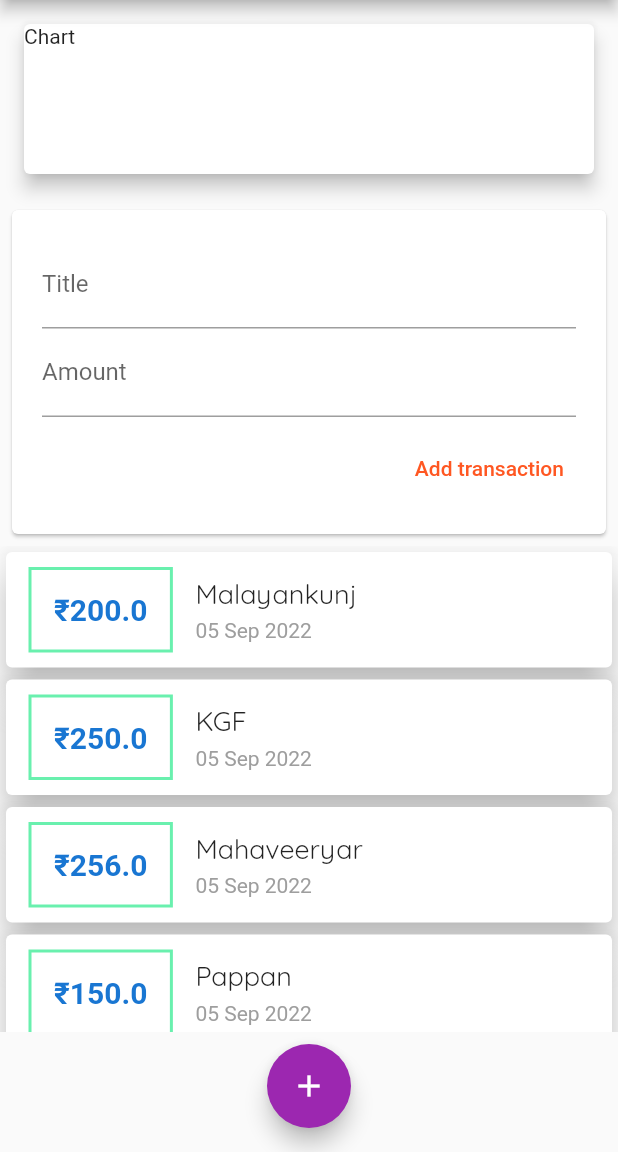
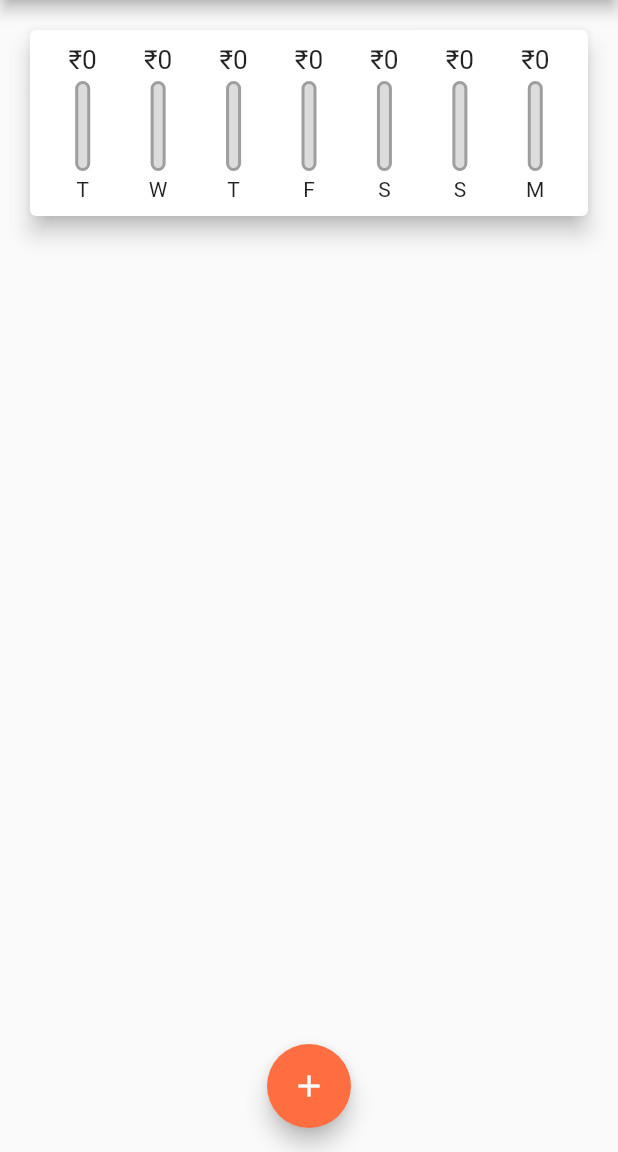
Before and after one commit to Abhilash-Puthukkudi/flutter_refresher, a Flutter app: the screen it shows after launch, on a phone screen of 412 x 824 dp, the part 84-1236 px from its top. Run offline on Flutter 3.47's test engine with Material 2 defaults, Android fonts, the phone set to English and light mode, and no system bars; missing offline and left inert: dart:ffi.

Commit message:
styling finished

```diff
--- a/Styling /expense_app/lib/main.dart
+++ b/Styling /expense_app/lib/main.dart
@@ -1,8 +1,10 @@
 import 'dart:developer';
+import 'dart:ffi';
 
 import 'package:expense_app/models/transactions.dart';
 import 'package:expense_app/widgets/BottomCard.dart';
 import 'package:expense_app/widgets/TopCard.dart';
+import 'package:expense_app/widgets/chart.dart';
 import 'package:flutter/material.dart';
 import 'package:intl/intl.dart';
 
@@ -12,17 +14,26 @@
 
 @override
 class ExpenseAPP extends StatelessWidget {
+  const ExpenseAPP({Key? key}) : super(key: key);
+
+  @override
   Widget build(BuildContext context) {
     return MaterialApp(
         theme: ThemeData(
           textTheme: ThemeData.light().textTheme.copyWith(
-              titleLarge: TextStyle(fontFamily: "Quicksand", fontSize: 18)),
+              titleLarge:
+                  const TextStyle(fontFamily: "Quicksand", fontSize: 18)),
           appBarTheme: AppBarTheme(
-              textTheme: ThemeData.light()
+              toolbarTextStyle: ThemeData.light()
                   .textTheme
-                  .copyWith(headline1: TextStyle(fontFamily: 'OpenSans'))),
+                  .copyWith(headline1: const TextStyle(fontFamily: 'OpenSans'))
+                  .bodyText2,
+              titleTextStyle: ThemeData.light()
+                  .textTheme
+                  .copyWith(headline1: const TextStyle(fontFamily: 'OpenSans'))
+                  .headline6),
           colorScheme: ColorScheme.fromSwatch(primarySwatch: Colors.deepOrange)
-              .copyWith(secondary: Colors.purple),
+              .copyWith(secondary: Colors.deepOrangeAccent),
         ),
         debugShowCheckedModeBanner: false,
         title: 'expense app',
@@ -31,23 +42,32 @@
 }
 
 class Homepage extends StatefulWidget {
+  const Homepage({Key? key}) : super(key: key);
+
   @override
   State<Homepage> createState() => _HomepageState();
 }
 
 class _HomepageState extends State<Homepage> {
   final List<Transactions> transactions = [
-    Transactions(
-        id: "1", title: "Malayankunj", amount: 200.0, date: DateTime.now()),
-    Transactions(id: "2", title: "KGF", amount: 250.0, date: DateTime.now()),
-    Transactions(
-        id: "3", title: "Mahaveeryar", amount: 256.0, date: DateTime.now()),
-    Transactions(id: "4", title: "Pappan", amount: 150.0, date: DateTime.now()),
+    // Transactions(
+    //     id: "1", title: "Malayankunj", amount: 200.0, date: DateTime.now()),
+    // Transactions(id: "2", title: "KGF", amount: 250.0, date: DateTime.now()),
+    // Transactions(
+    //     id: "3", title: "Mahaveeryar", amount: 256.0, date: DateTime.now()),
+    // Transactions(id: "4", title: "Pappan", amount: 150.0, date: DateTime.now()),
   ];
 
+  // ignore: non_constant_identifier_names
   String? TitleInput;
+  DateTime? SelectedDate;
 
   double? amountInput;
+  List<Transactions> get _recentTransactions {
+    return transactions.where((tx) {
+      return tx.date!.isAfter(DateTime.now().subtract(const Duration(days: 7)));
+    }).toList();
+  }
 
   void addToTransactions(String title, double amount) {
     Transactions transaction = Transactions(
@@ -58,6 +78,24 @@
 
     setState(() {
       transactions.add(transaction);
+    });
+  }
+
+  void _presentDatePicker() {
+    showDatePicker(
+            context: context,
+            initialDate: DateTime.now(),
+            firstDate: DateTime(2019),
+            lastDate: DateTime.now())
+        .then((date) {
+      if (date == null) {
+        return;
+      }
+
+      setState(() {
+        SelectedDate = date;
+        log(SelectedDate.toString());
+      });
     });
   }
 
@@ -78,37 +116,7 @@
           // mainAxisAlignment: MainAxisAlignment.spaceAround,
           crossAxisAlignment: CrossAxisAlignment.stretch,
           children: [
-            TopCard(),
-            Card(
-              margin: EdgeInsets.all(8),
-              child: Container(
-                padding: EdgeInsets.all(20),
-                child: Column(
-                  mainAxisAlignment: MainAxisAlignment.spaceAround,
-                  crossAxisAlignment: CrossAxisAlignment.end,
-                  children: [
-                    TextField(
-                      decoration: InputDecoration(labelText: "Title"),
-                      onChanged: (value) => TitleInput = value,
-                    ),
-                    TextField(
-                      keyboardType: TextInputType.number,
-                      decoration: InputDecoration(labelText: "Amount"),
-                      onChanged: (value) => amountInput = double.parse(value),
-                    ),
-                    SizedBox(
-                      height: 10,
-                    ),
-                    TextButton(
-                        onPressed: () {
-                          addToTransactions(
-                              TitleInput!.toString(), amountInput!.toDouble());
-                        },
-                        child: Text("Add transaction"))
-                  ],
-                ),
-              ),
-            ),
+            Chart(recentTransactions: _recentTransactions),
             Container(
               height: 324,
               child: ListView.builder(
@@ -139,12 +147,14 @@
             behavior: HitTestBehavior.opaque,
             child: Card(
               shadowColor: Colors.black,
-              color: Colors.grey,
-              margin: EdgeInsets.all(8),
+              color: Colors.white,
+              margin: EdgeInsets.all(2),
               child: Container(
-                padding: EdgeInsets.all(20),
+                padding: EdgeInsets.all(10),
+                child: Container(
+                  height: 210,
                   child: Column(
-                  mainAxisAlignment: MainAxisAlignment.spaceAround,
+                    // mainAxisAlignment: MainAxisAlignment.spaceAround,
                     crossAxisAlignment: CrossAxisAlignment.end,
                     children: [
                       TextField(
@@ -159,10 +169,26 @@
                       SizedBox(
                         height: 10,
                       ),
+                      Row(
+                        children: [
+                          Text(SelectedDate == null
+                              ? 'No Date Choosen'
+                              : DateFormat("dd MMM yyyy")
+                                  .format(SelectedDate as DateTime)),
                           TextButton(
                               onPressed: () {
-                          addToTransactions(
-                              TitleInput!.toString(), amountInput!.toDouble());
+                                _presentDatePicker();
+                              },
+                              child: Text(
+                                "Select Date",
+                                style: TextStyle(fontWeight: FontWeight.bold),
+                              ))
+                        ],
+                      ),
+                      TextButton(
+                          onPressed: () {
+                            addToTransactions(TitleInput!.toString(),
+                                amountInput!.toDouble());
 
                             Navigator.of(context).pop();
                           },
@@ -174,6 +200,7 @@
                   ),
                 ),
               ),
+            ),
           );
         });
   }
--- a/Styling /expense_app/lib/widgets/BottomCard.dart
+++ b/Styling /expense_app/lib/widgets/BottomCard.dart
@@ -10,45 +10,68 @@
 
   @override
   Widget build(BuildContext context) {
-    return Card(
-        elevation: 10,
-        margin: EdgeInsets.all(4),
-        child: Row(
-          mainAxisAlignment: MainAxisAlignment.start,
-          children: [
-            Container(
-              padding: EdgeInsets.all(15),
-              decoration: BoxDecoration(
-                border: Border.all(
-                  color: Colors.greenAccent,
-                  width: 2,
-                ),
-              ),
-              margin: EdgeInsets.symmetric(vertical: 10, horizontal: 15),
-              child: Text(
-                '₹' + Tr.amount.toString(),
-                style: TextStyle(
-                    fontWeight: FontWeight.bold,
-                    fontSize: 20,
-                    color: Theme.of(context).primaryColorDark),
-              ),
+    return ListTile(
+      leading: CircleAvatar(
+        radius: 30,
+        child: FittedBox(
+          child: Padding(
+            padding: const EdgeInsets.all(8.0),
+            child: Text(
+              '₹' + Tr.amount.toString(),
+              style: Theme.of(context).textTheme.bodyText1,
             ),
-            Column(
-              mainAxisAlignment: MainAxisAlignment.spaceAround,
-              crossAxisAlignment: CrossAxisAlignment.start,
-              children: [
-                Text(
-                  Tr.title.toString(),
-                  style: Theme.of(context).textTheme.titleLarge,
-                ),
-                SizedBox(
-                  height: 5,
-                ),
-                Text(DateFormat("dd MMM yyyy").format(Tr.date as DateTime),
-                    style: TextStyle(color: Colors.grey))
-              ],
-            )
-          ],
-        ));
+          ),
+        ),
+      ),
+      title: Text(
+        Tr.title.toString(),
+        style: Theme.of(context).textTheme.headline2,
+      ),
+      subtitle: Text(DateFormat("dd MMM yyyy").format(Tr.date as DateTime)),
+    );
   }
 }
+
+
+// Card(
+//         elevation: 10,
+//         margin: EdgeInsets.all(4),
+//         child: Row(
+//           mainAxisAlignment: MainAxisAlignment.start,
+//           children: [
+//             Container(
+//               padding: EdgeInsets.all(15),
+//               decoration: BoxDecoration(
+//                 border: Border.all(
+//                   color: Colors.greenAccent,
+//                   width: 2,
+//                 ),
+//               ),
+//               margin: EdgeInsets.symmetric(vertical: 10, horizontal: 15),
+//               child: FittedBox(
+//                 child: Text(
+//                   '₹' + Tr.amount.toString(),
+//                   style: TextStyle(
+//                       fontWeight: FontWeight.bold,
+//                       fontSize: 20,
+//                       color: Theme.of(context).primaryColorDark),
+//                 ),
+//               ),
+//             ),
+//             Column(
+//               mainAxisAlignment: MainAxisAlignment.spaceAround,
+//               crossAxisAlignment: CrossAxisAlignment.start,
+//               children: [
+//                 Text(
+//                   Tr.title.toString(),
+//                   style: Theme.of(context).textTheme.titleLarge,
+//                 ),
+//                 SizedBox(
+//                   height: 5,
+//                 ),
+//                 Text(DateFormat("dd MMM yyyy").format(Tr.date as DateTime),
+//                     style: TextStyle(color: Colors.grey))
+//               ],
+//             )
+//           ],
+//         ));
--- /dev/null
+++ b/Styling /expense_app/lib/widgets/ChartBar.dart
@@ -0,0 +1,56 @@
+import 'package:expense_app/widgets/chart.dart';
+import 'package:flutter/material.dart';
+
+class ChartBar extends StatelessWidget {
+  final String label;
+  final double spendingAmount;
+  final spendingPctOfTotal;
+
+  ChartBar(this.label, this.spendingAmount, this.spendingPctOfTotal);
+
+  @override
+  Widget build(BuildContext context) {
+    return Column(
+      children: [
+        Container(
+            height: 20,
+            child: FittedBox(
+                child: Text("₹${spendingAmount.toStringAsFixed(0)}"))),
+        const SizedBox(
+          height: 4,
+        ),
+        Container(
+          height: 60,
+          width: 10,
+          child: Stack(
+            children: [
+              Container(
+                decoration: BoxDecoration(
+                  border: Border.all(
+                    color: Colors.grey,
+                    width: 2.0,
+                  ),
+                  color: const Color.fromRGBO(220, 220, 220, 1),
+                  borderRadius: BorderRadius.circular(20),
+                ),
+              ),
+              //color container
+              FractionallySizedBox(
+                heightFactor: spendingPctOfTotal,
+                child: Container(
+                  decoration: BoxDecoration(
+                      color: Theme.of(context).primaryColor,
+                      borderRadius: BorderRadius.circular(10)),
+                ),
+              )
+            ],
+          ),
+        ),
+        const SizedBox(
+          height: 4,
+        ),
+        Text(label.toString()),
+      ],
+    );
+  }
+}
--- /dev/null
+++ b/Styling /expense_app/lib/widgets/chart.dart
@@ -0,0 +1,70 @@
+import 'dart:developer';
+
+import 'package:expense_app/models/transactions.dart';
+import 'package:expense_app/widgets/ChartBar.dart';
+import 'package:flutter/material.dart';
+import 'package:intl/intl.dart';
+
+class Chart extends StatefulWidget {
+  final List<Transactions> recentTransactions;
+
+  List<Map<String, Object>> get groupedtransactionValues {
+    return List.generate(7, (index) {
+      final weekDay = DateTime.now().subtract(Duration(days: index));
+      double totalsum = 0.0;
+
+      for (var i = 0; i < recentTransactions.length; i++) {
+        if (recentTransactions[i].date!.day == weekDay.day &&
+            recentTransactions[i].date!.month == weekDay.month &&
+            recentTransactions[i].date!.year == weekDay.year) {
+          totalsum += recentTransactions[i].amount!;
+        }
+      }
+      return {
+        'day': DateFormat.E().format(weekDay).substring(0, 1),
+        'amount': totalsum
+      };
+    }).reversed.toList();
+  }
+
+  double get maxspending {
+    return groupedtransactionValues.fold(0.0, (sum, item) {
+      return sum + double.parse(item['amount'].toString());
+    });
+  }
+
+  const Chart({Key? key, required this.recentTransactions}) : super(key: key);
+
+  @override
+  State<Chart> createState() => _ChartState();
+}
+
+class _ChartState extends State<Chart> {
+  @override
+  Widget build(BuildContext context) {
+    log(widget.groupedtransactionValues.toString());
+    return Card(
+      elevation: 6,
+      margin: const EdgeInsets.all(20),
+      child: Padding(
+        padding: EdgeInsets.all(10),
+        child: Row(
+          mainAxisAlignment: MainAxisAlignment.spaceAround,
+          children: widget.groupedtransactionValues.map((data) {
+            return Flexible(
+              fit: FlexFit.tight,
+              flex: 2,
+              child: ChartBar(
+                  data["day"].toString(),
+                  double.parse(data["amount"].toString()),
+                  widget.maxspending == 0.0
+                      ? 0.0
+                      : (double.parse(data["amount"].toString()) /
+                          widget.maxspending.toDouble())),
+            );
+          }).toList(),
+        ),
+      ),
+    );
+  }
+}
```
Lines whose indentation alone changed are shown as unchanged.
